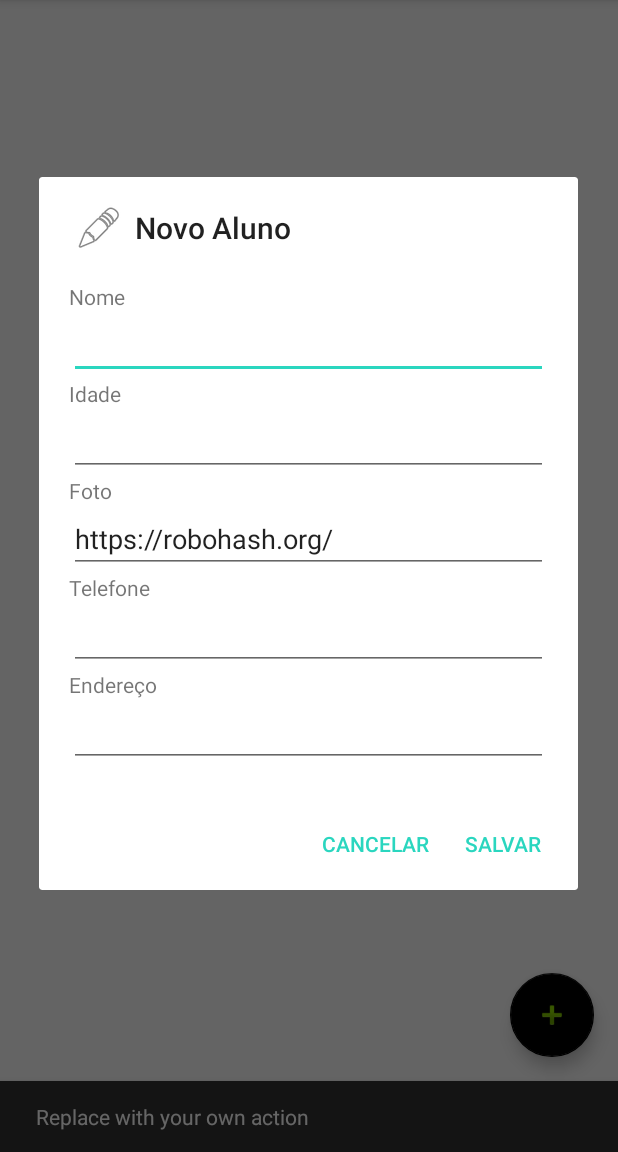
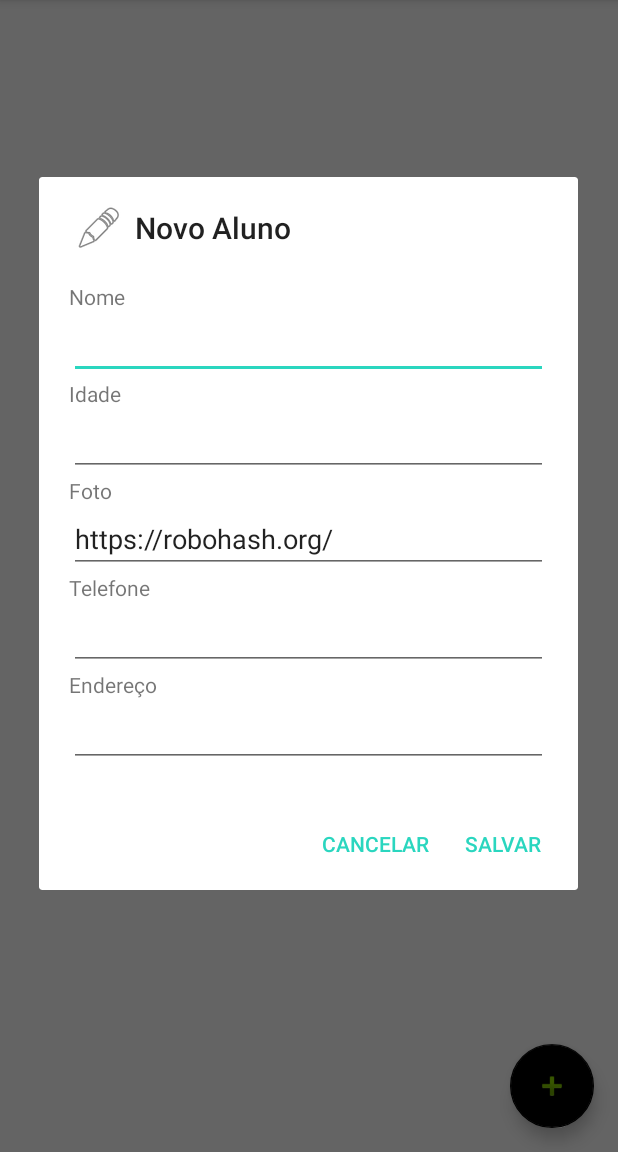
Before and after one commit to renatorp/android-projeto-aluno, an Android app: the screen it shows after launch (MainActivity), after a tap on an icon or button, on a phone screen of 412 x 824 dp, the part 84-1236 px from its top. Run offline under Robolectric (Android 15) with nearby library versions, the phone set to English and light mode, and no system bars.

Commit message:
Evolução do trabalho

```diff
--- a/app/src/main/java/br/puc/devandroid/projetoaluno/MainActivity.java
+++ b/app/src/main/java/br/puc/devandroid/projetoaluno/MainActivity.java
@@ -5,14 +5,13 @@ import android.app.ProgressDialog;
 import android.content.DialogInterface;
 import android.os.Bundle;
 import android.support.design.widget.FloatingActionButton;
-import android.support.design.widget.Snackbar;
 import android.support.v7.app.AppCompatActivity;
 import android.support.v7.widget.Toolbar;
 import android.util.Log;
 import android.view.LayoutInflater;
-import android.view.View;
 import android.view.Menu;
 import android.view.MenuItem;
+import android.view.View;
 import android.widget.EditText;
 import android.widget.ListView;
 import android.widget.Toast;
@@ -52,8 +51,6 @@ public class MainActivity extends AppCompatActivity {
             @Override
             public void onClick(View view) {
                 showDialogNovoAluno();
-                Snackbar.make(view, "Replace with your own action", Snackbar.LENGTH_LONG)
-                        .setAction("Action", null).show();
             }
         });
         initializeAPIService();
--- a/app/src/main/res/layout/content_main.xml
+++ b/app/src/main/res/layout/content_main.xml
@@ -17,5 +17,6 @@
         android:layout_width="fill_parent"
         android:layout_height="wrap_content"
         android:id="@+id/listViewAlunos"
-        android:layout_gravity="center_horizontal" />
+        android:layout_gravity="center_horizontal"
+        android:layout_marginBottom="30dp"/>
 </LinearLayout>
```
Also changed, not shown: app/src/main/java/br/puc/devandroid/projetoaluno/adapter/AlunoAdapter.java (+19 -29 lines), app/src/main/res/layout/adapter_item_aluno.xml (+7 -5 lines), app/src/main/res/drawable/loading.gif (added), app/src/main/res/drawable/sem_imagem.jpg (added), app/src/main/sem_imagem-web.png (added), 1 other file.
